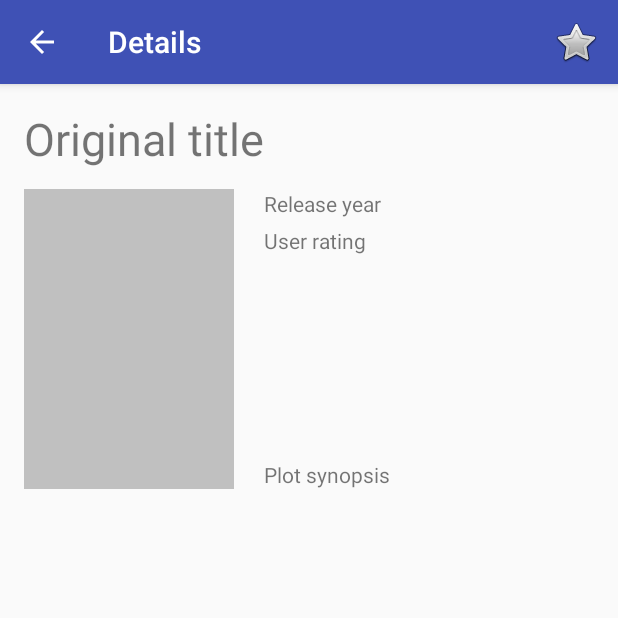
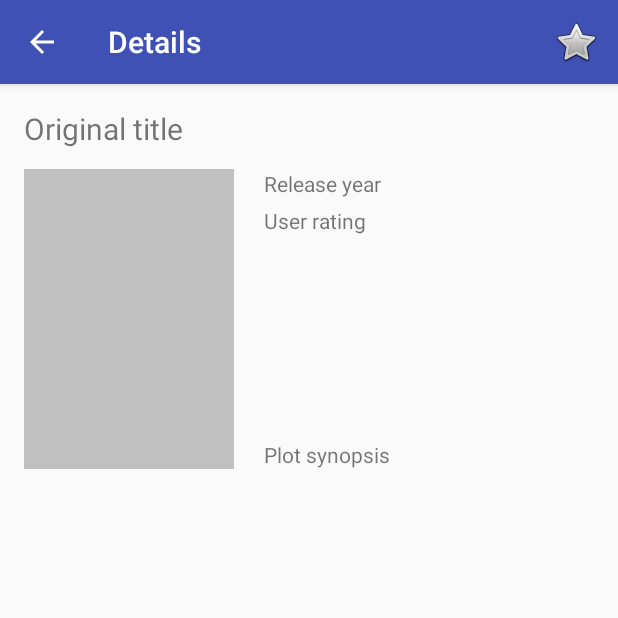
Before and after one commit to TuononenP/Android.PopularMovies, an Android app: the DetailActivity screen opened directly, with no data from a screen before it, on a phone screen of 412 x 824 dp, the top half of it. Run offline under Robolectric (Android 15) with nearby library versions, the phone set to English and light mode, and no system bars; our stand-ins replace ButterKnife, Picasso; libraries missing offline, so code that uses them is left out: info.movito.themoviedbapi.

```diff
--- a/PopularMovies/app/src/main/res/layout/activity_detail.xml
+++ b/PopularMovies/app/src/main/res/layout/activity_detail.xml
@@ -23,7 +23,7 @@
                 android:layout_height="wrap_content"
                 android:layout_alignParentTop="true"
                 android:layout_alignParentStart="true"
-                android:textSize="30sp"
+                android:textSize="20sp"
                 android:id="@+id/original_title_textview" />
 
             <ImageView
@@ -73,10 +73,9 @@
 
         <ListView
             android:id="@+id/lw_reviews"
-            android:layout_height="wrap_content"
             android:layout_width="match_parent"
-            android:layout_marginTop="20dp">
-        </ListView>
+            android:layout_height="238dp"
+            android:layout_marginTop="20dp"></ListView>
 
     </LinearLayout>
 
```
Also changed, not shown: PopularMovies/app/src/main/java/com/petrituononen/popularmovies/DetailActivity.java (+5 -3 lines), PopularMovies/app/src/main/java/com/petrituononen/popularmovies/utilities/ReviewsAdapter.java (added, +49 -0 lines), PopularMovies/app/src/main/java/com/petrituononen/popularmovies/utilities/TrailersAdapter.java (added, +31 -0 lines), PopularMovies/app/src/main/res/layout/review_item.xml (added, +12 -0 lines).
